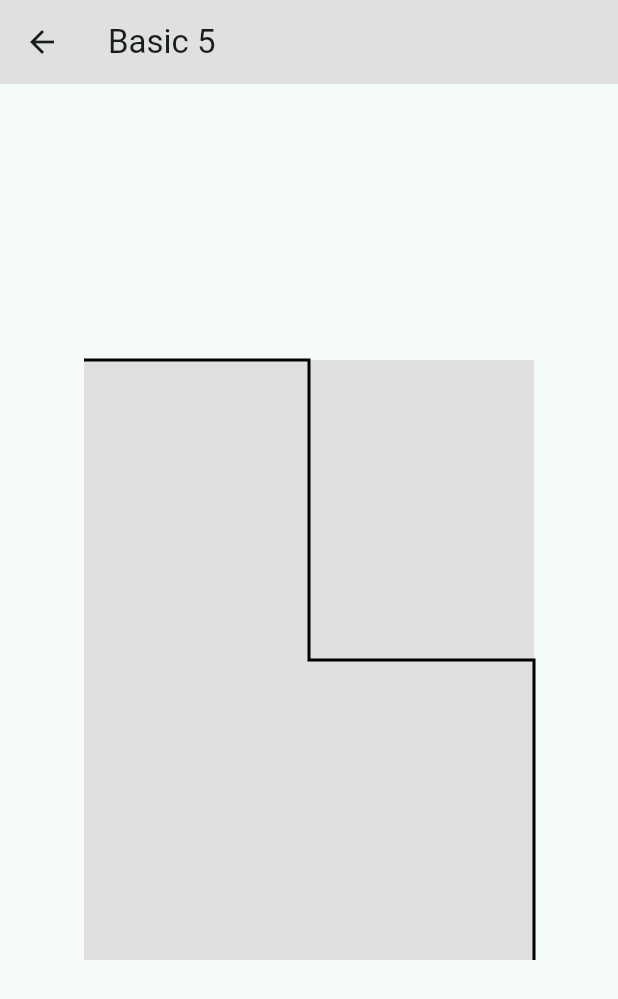
After one commit to VaibhavVadle/flutter_playground, a Flutter app: the screen it shows after launch, after a tap on "Basic 5", on a phone screen of 412 x 824 dp. The commit adds this screen. Shown: the top 999 px of the screen. Run offline on Flutter 3.47's test engine with Material 3 defaults, Android fonts, the phone set to English and light mode, and no system bars.

Commit message:
Added addPolygon in canvas

```diff
--- /dev/null
+++ b/lib/basics/basic_five.dart
@@ -0,0 +1,61 @@
+import 'package:flutter/material.dart';
+import 'dart:math' as math;
+
+class BasicFive extends StatelessWidget {
+  const BasicFive({
+    super.key,
+    required this.title,
+  });
+
+  final String title;
+
+  @override
+  Widget build(BuildContext context) {
+    return Scaffold(
+      appBar: AppBar(
+        title: Text(title),
+      ),
+      body: Center(
+        child: Container(
+          color: Colors.grey.shade300,
+          child: CustomPaint(
+            painter: MasterPainter(),
+            size: Size(300, 400),
+          ),
+        ),
+      ),
+    );
+  }
+}
+
+class MasterPainter extends CustomPainter {
+  @override
+  void paint(Canvas canvas, Size size) {
+    Paint paint = Paint()
+      ..strokeWidth = 2
+      ..color = Colors.black
+      ..style = PaintingStyle.stroke;
+
+    Path path = Path();
+    // ----> Instead of multiple lineTo use addPolygon
+    // path
+    //   ..lineTo(size.width / 2, 0)
+    //   ..lineTo(size.width / 2, size.height / 2)
+    //   ..lineTo(size.width, size.height / 2)
+    //   ..lineTo(size.width, size.height);
+    path
+      .addPolygon([
+        Offset(0, 0),
+        Offset(size.width / 2, 0),
+        Offset(size.width / 2, size.height / 2),
+        Offset(size.width, size.height / 2),
+        Offset(size.width, size.height),
+      ], false);
+
+    // ----> Draw canvas with path
+    canvas.drawPath(path, paint);
+  }
+
+  @override
+  bool shouldRepaint(covariant CustomPainter oldDelegate) => true;
+}
--- a/lib/home_screen.dart
+++ b/lib/home_screen.dart
@@ -1,4 +1,5 @@
 import 'package:flutter/material.dart';
+import 'package:flutter_playground/basics/basic_five.dart';
 import 'package:flutter_playground/basics/basic_four.dart';
 import 'package:flutter_playground/basics/basic_one.dart';
 import 'package:flutter_playground/basics/basic_three.dart';
@@ -64,6 +65,17 @@ class HomeScreen extends StatelessWidget {
                 },
                 child: Text("Basic 4"),
               ),
+              ElevatedButton(
+                onPressed: () {
+                  Navigator.push(
+                    context,
+                    MaterialPageRoute(
+                      builder: (context) => BasicFive(title: "Basic 5"),
+                    ),
+                  );
+                },
+                child: Text("Basic 5"),
+              ),
             ],
           ),
         ),
```
